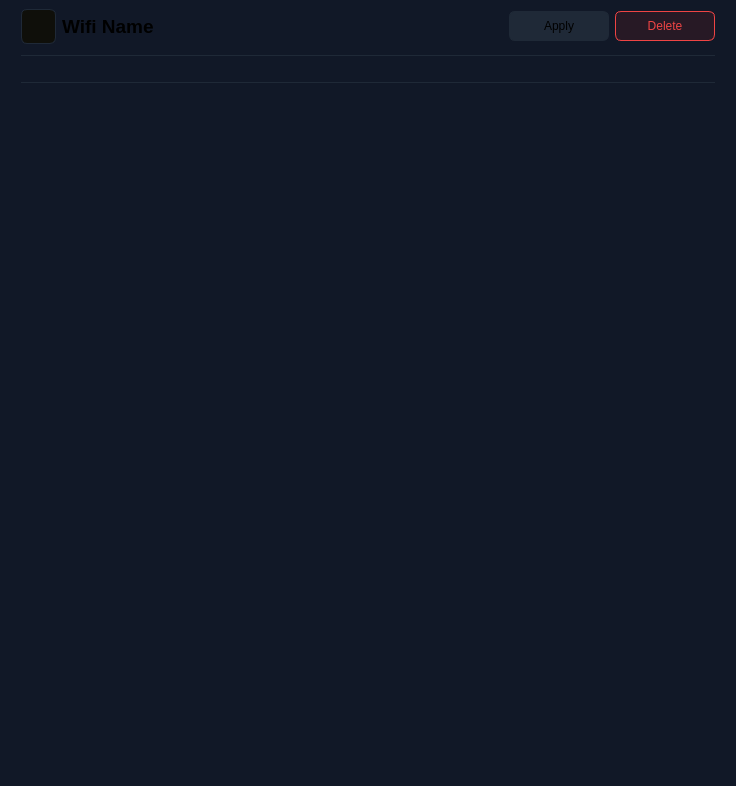
Qt form src/mainContent/entries/wifientry.ui (Keypr-org/qt_client) before a commit.
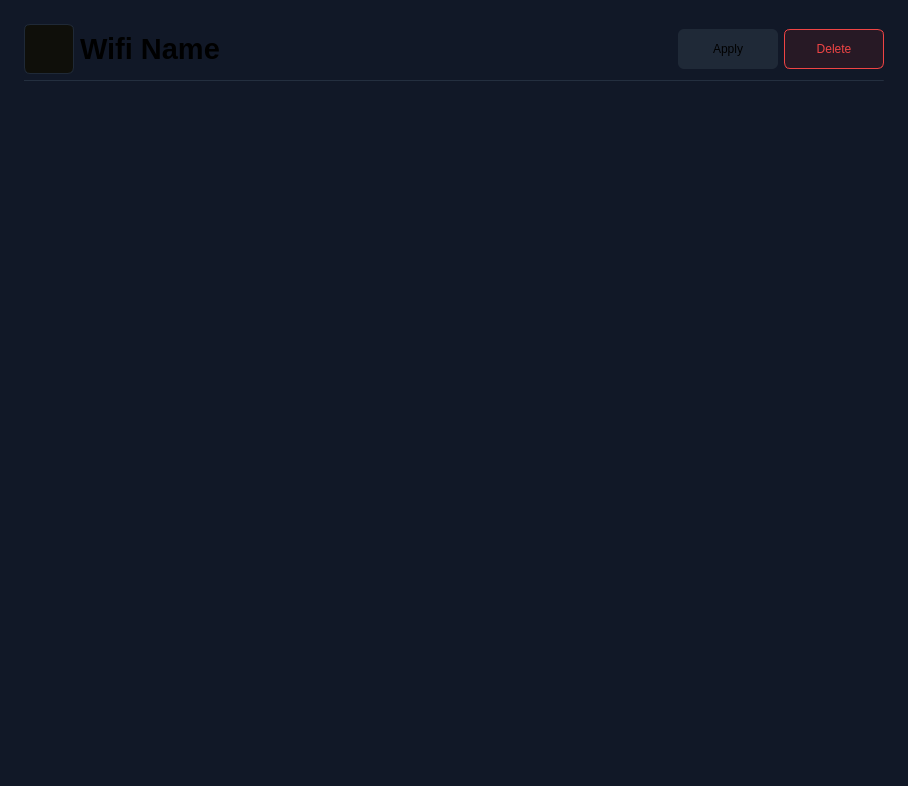
The same form after that commit. Icons and pictures are not drawn. Custom widgets are drawn as their Qt base class.

```diff
--- a/src/mainContent/entries/wifientry.ui
+++ b/src/mainContent/entries/wifientry.ui
@@ -6,7 +6,7 @@
    <rect>
     <x>0</x>
     <y>0</y>
-    <width>736</width>
+    <width>908</width>
     <height>786</height>
    </rect>
   </property>
@@ -41,12 +41,6 @@
     border-radius: 6px;
 }
 
-#headerWidget, #line {
-        background: transparent;
-        border-bottom: 1px solid #1F2937;
-        margin: 0 12px;
-}
-
 #card, #cardNumberInput, #nameInput, #expiresInput, #cvvInput, #notesInput {
         background: purple;
 }</string>
@@ -69,36 +63,92 @@
    </property>
    <item>
     <widget class="QWidget" name="layoutWidget" native="true">
-     <layout class="QVBoxLayout" name="verticalLayout_2">
+     <layout class="QVBoxLayout" name="verticalLayout_4">
+      <property name="leftMargin">
+       <number>24</number>
+      </property>
+      <property name="topMargin">
+       <number>24</number>
+      </property>
+      <property name="rightMargin">
+       <number>24</number>
+      </property>
+      <property name="bottomMargin">
+       <number>24</number>
+      </property>
       <item>
        <widget class="QWidget" name="headerWidget" native="true">
+        <property name="styleSheet">
+         <string notr="true">border: none;</string>
+        </property>
+        <layout class="QHBoxLayout" name="horizontalLayout_3">
+         <property name="leftMargin">
+          <number>0</number>
+         </property>
+         <property name="topMargin">
+          <number>0</number>
+         </property>
+         <property name="rightMargin">
+          <number>0</number>
+         </property>
+         <property name="bottomMargin">
+          <number>0</number>
+         </property>
+         <item>
+          <widget class="QFrame" name="headWrapper">
+           <property name="minimumSize">
+            <size>
+             <width>0</width>
+             <height>50</height>
+            </size>
+           </property>
+           <property name="maximumSize">
+            <size>
+             <width>16777215</width>
+             <height>50</height>
+            </size>
+           </property>
+           <property name="frameShape">
+            <enum>QFrame::Shape::StyledPanel</enum>
+           </property>
+           <property name="frameShadow">
+            <enum>QFrame::Shadow::Raised</enum>
+           </property>
         <layout class="QHBoxLayout" name="horizontalLayout">
          <property name="leftMargin">
-          <number>12</number>
+             <number>0</number>
          </property>
          <property name="topMargin">
           <number>0</number>
          </property>
          <property name="rightMargin">
-          <number>12</number>
+             <number>0</number>
          </property>
          <property name="bottomMargin">
-          <number>12</number>
+             <number>0</number>
          </property>
          <item>
           <widget class="QLabel" name="creditCardIcon">
            <property name="minimumSize">
             <size>
-             <width>35</width>
-             <height>35</height>
+                <width>50</width>
+                <height>50</height>
             </size>
            </property>
            <property name="maximumSize">
             <size>
-             <width>35</width>
-             <height>35</height>
-            </size>
-           </property>
+                <width>50</width>
+                <height>50</height>
+               </size>
+              </property>
+              <property name="styleSheet">
+               <string notr="true">#creditCardIcon {
+	padding: 10px;
+	background-color: #0F0F0A;
+	border: 1px solid #1F2937;
+	border-radius: 6px;
+}</string>
+              </property>
            <property name="text">
             <string/>
            </property>
@@ -111,31 +161,16 @@
           </widget>
          </item>
          <item>
-          <widget class="QWidget" name="vLayoutWidget" native="true">
-           <layout class="QVBoxLayout" name="verticalLayout_3">
-            <property name="spacing">
-             <number>0</number>
-            </property>
-            <property name="leftMargin">
-             <number>0</number>
-            </property>
-            <property name="topMargin">
-             <number>0</number>
-            </property>
-            <property name="rightMargin">
-             <number>0</number>
-            </property>
-            <property name="bottomMargin">
-             <number>0</number>
-            </property>
-            <item>
              <widget class="QLabel" name="titleLabel">
               <property name="font">
                <font>
-                <pointsize>14</pointsize>
+                <pointsize>22</pointsize>
                 <bold>true</bold>
                </font>
               </property>
+              <property name="styleSheet">
+               <string notr="true"/>
+              </property>
               <property name="text">
                <string>Wifi Name</string>
               </property>
@@ -145,17 +180,78 @@
           </widget>
          </item>
          <item>
+          <widget class="QWidget" name="vLayoutWidget" native="true">
+           <layout class="QVBoxLayout" name="verticalLayout_3">
+            <property name="spacing">
+             <number>0</number>
+            </property>
+            <property name="leftMargin">
+             <number>0</number>
+            </property>
+            <property name="topMargin">
+             <number>0</number>
+            </property>
+            <property name="rightMargin">
+             <number>0</number>
+            </property>
+            <property name="bottomMargin">
+             <number>0</number>
+            </property>
+           </layout>
+          </widget>
+         </item>
+         <item>
+          <spacer name="horizontalSpacer">
+           <property name="orientation">
+            <enum>Qt::Orientation::Horizontal</enum>
+           </property>
+           <property name="sizeHint" stdset="0">
+            <size>
+             <width>440</width>
+             <height>20</height>
+            </size>
+           </property>
+          </spacer>
+         </item>
+         <item>
+          <widget class="QFrame" name="frame">
+           <property name="maximumSize">
+            <size>
+             <width>16777215</width>
+             <height>40</height>
+            </size>
+           </property>
+           <property name="frameShape">
+            <enum>QFrame::Shape::NoFrame</enum>
+           </property>
+           <property name="frameShadow">
+            <enum>QFrame::Shadow::Raised</enum>
+           </property>
+           <layout class="QHBoxLayout" name="horizontalLayout_2">
+            <property name="leftMargin">
+             <number>0</number>
+            </property>
+            <property name="topMargin">
+             <number>0</number>
+            </property>
+            <property name="rightMargin">
+             <number>0</number>
+            </property>
+            <property name="bottomMargin">
+             <number>0</number>
+            </property>
+            <item>
           <widget class="QPushButton" name="applyButton">
            <property name="minimumSize">
             <size>
-             <width>0</width>
-             <height>30</height>
+                <width>100</width>
+                <height>40</height>
             </size>
            </property>
            <property name="maximumSize">
             <size>
              <width>100</width>
-             <height>16777215</height>
+                <height>40</height>
             </size>
            </property>
            <property name="text">
@@ -171,16 +267,19 @@
           <widget class="QPushButton" name="deleteButton">
            <property name="minimumSize">
             <size>
-             <width>0</width>
-             <height>30</height>
+                <width>100</width>
+                <height>40</height>
             </size>
            </property>
            <property name="maximumSize">
             <size>
              <width>100</width>
-             <height>16777215</height>
-            </size>
-           </property>
+                <height>40</height>
+               </size>
+              </property>
+              <property name="styleSheet">
+               <string notr="true">border: 1px solid #EF4444;</string>
+              </property>
            <property name="text">
             <string>Delete</string>
            </property>
@@ -193,11 +292,71 @@
         </layout>
        </widget>
       </item>
+        </layout>
+       </widget>
+      </item>
       <item>
-       <widget class="LineTextInput" name="nameInput" native="true"/>
+       <widget class="Line" name="line">
+        <property name="maximumSize">
+         <size>
+          <width>16777215</width>
+          <height>1</height>
+         </size>
+        </property>
+        <property name="styleSheet">
+         <string notr="true">background-color: #1F2937;</string>
+        </property>
+        <property name="orientation">
+         <enum>Qt::Orientation::Horizontal</enum>
+        </property>
+       </widget>
       </item>
       <item>
-       <widget class="PasswordInput" name="passwordInput" native="true"/>
+       <widget class="QFrame" name="frame_2">
+        <property name="maximumSize">
+         <size>
+          <width>16777215</width>
+          <height>220</height>
+         </size>
+        </property>
+        <property name="frameShape">
+         <enum>QFrame::Shape::NoFrame</enum>
+        </property>
+        <property name="frameShadow">
+         <enum>QFrame::Shadow::Raised</enum>
+        </property>
+        <layout class="QVBoxLayout" name="verticalLayout_2">
+         <property name="leftMargin">
+          <number>0</number>
+         </property>
+         <property name="topMargin">
+          <number>0</number>
+         </property>
+         <property name="rightMargin">
+          <number>0</number>
+         </property>
+         <property name="bottomMargin">
+          <number>0</number>
+         </property>
+         <item>
+          <widget class="LineTextInput" name="nameInput" native="true">
+           <property name="maximumSize">
+            <size>
+             <width>16777215</width>
+             <height>70</height>
+            </size>
+           </property>
+          </widget>
+         </item>
+         <item>
+          <widget class="PasswordInput" name="passwordInput" native="true">
+           <property name="maximumSize">
+            <size>
+             <width>16777215</width>
+             <height>70</height>
+            </size>
+           </property>
+          </widget>
       </item>
       <item>
        <widget class="TextInput" name="notesInput" native="true">
@@ -209,11 +368,7 @@
         </property>
        </widget>
       </item>
-      <item>
-       <widget class="Line" name="line">
-        <property name="orientation">
-         <enum>Qt::Orientation::Horizontal</enum>
-        </property>
+        </layout>
        </widget>
       </item>
       <item>
@@ -235,6 +390,12 @@
   </layout>
  </widget>
  <customwidgets>
+  <customwidget>
+   <class>PasswordInput</class>
+   <extends>QWidget</extends>
+   <header>component/passwordinput.h</header>
+   <container>1</container>
+  </customwidget>
   <customwidget>
    <class>LineTextInput</class>
    <extends>QWidget</extends>
@@ -247,12 +408,6 @@
    <header>component/textinput.h</header>
    <container>1</container>
   </customwidget>
-  <customwidget>
-   <class>PasswordInput</class>
-   <extends>QWidget</extends>
-   <header>component/passwordinput.h</header>
-   <container>1</container>
-  </customwidget>
  </customwidgets>
  <resources>
   <include location="../../../resources.qrc"/>
```
Lines whose indentation alone changed are shown as unchanged.
